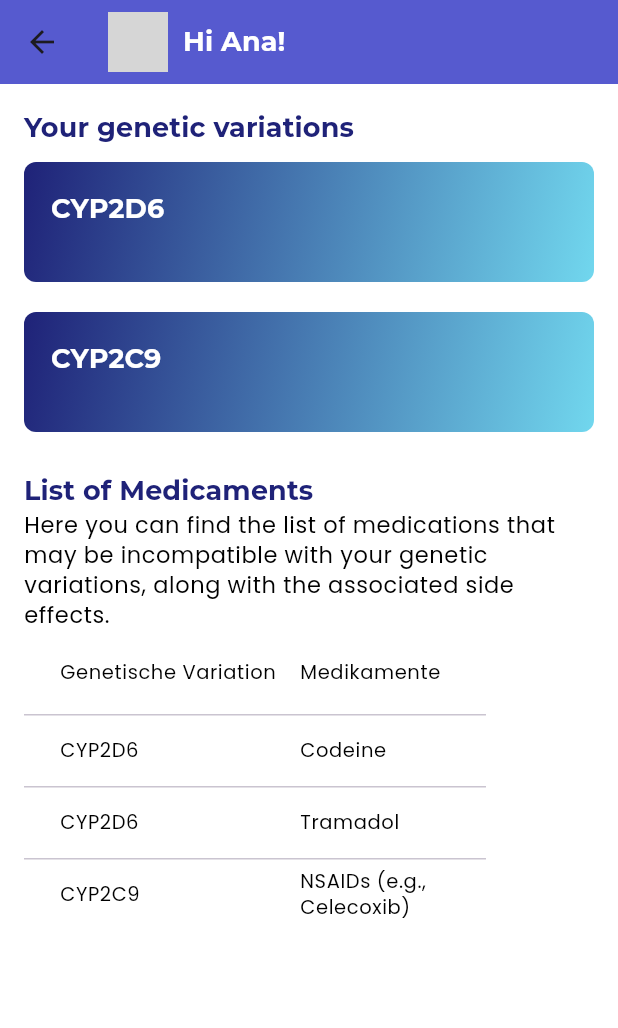
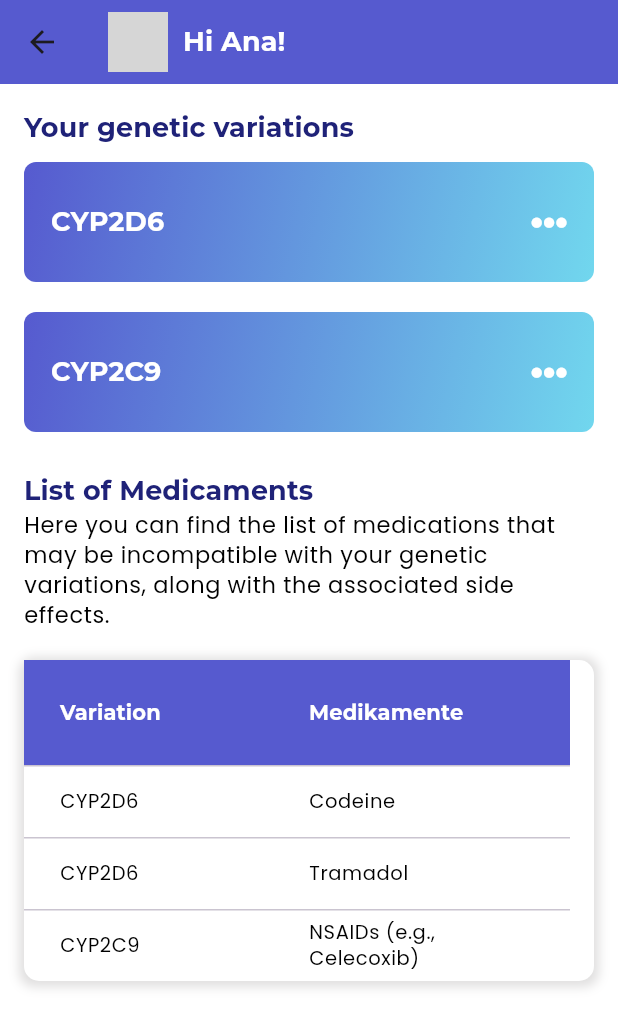
Before and after one commit to veroscsj4/app-for-public-health, a Flutter app: the HomePage screen opened directly, on a phone screen of 412 x 824 dp. Shown: the top 1028 px of the screen. Run offline on Flutter 3.47's test engine with Material 3 defaults, Android fonts, the phone set to English and light mode, and no system bars; our stand-ins replace font_awesome_flutter, get, google_fonts; grey boxes are pictures that could not be loaded.

Commit message:
Subpages - Design Anpassungen

```diff
--- a/mobile_app_for_public_health/lib/src/constants/styles.dart
+++ b/mobile_app_for_public_health/lib/src/constants/styles.dart
@@ -3,12 +3,12 @@ import 'package:google_fonts/google_fonts.dart';
 
 /* List of Colors */
 
-const primaryColor = Color(0xFF565ACF);
-const secondaryColor = Color(0xFFF17732);
-const blackColor = Color(0xFF000000);
-const whiteColor = Color(0xFFFFFFFF);
-const textColor = Color.fromARGB(255, 0, 0, 0);
-const titleColor = Color(0xFF1F2278);
+const primaryColor = const Color(0xFF565ACF);
+const secondaryColor = const Color(0xFFF17732);
+const blackColor = const Color(0xFF000000);
+const whiteColor = const Color(0xFFFFFFFF);
+const textColor = const Color.fromARGB(255, 0, 0, 0);
+const titleColor = const Color(0xFF1F2278);
 
 /* Sizes */
 
--- a/mobile_app_for_public_health/lib/src/screens/main/home_page.dart
+++ b/mobile_app_for_public_health/lib/src/screens/main/home_page.dart
@@ -1,5 +1,7 @@
 import 'package:flutter/material.dart';
+import 'package:font_awesome_flutter/font_awesome_flutter.dart';
 import 'package:get/get.dart';
+import '../../constants/styles.dart';
 import 'package:mobile_app_for_public_health/src/data/genome_variant_medicament.dart';
 import 'package:mobile_app_for_public_health/src/data/genome_variant.dart';
 import 'dart:convert';
@@ -114,7 +116,7 @@ class _HomePageState extends State<HomePage> {
               'Your genetic variations',
               style: Theme.of(context).textTheme.titleSmall,
             ),
-
+            // Show Variants in Container
             if (filteredMedicaments.isNotEmpty)
               ...(() {
                 Set<String> uniqueGeneVariants = Set<String>();
@@ -138,20 +140,27 @@ class _HomePageState extends State<HomePage> {
                           borderRadius: BorderRadius.circular(8.0),
                           gradient: LinearGradient(
                             colors: [
-                              Color(0xFF1F2278),
+                              primaryColor,
                               Color.fromARGB(255, 113, 215, 238),
                             ],
                             begin: Alignment.topLeft,
                             end: Alignment.bottomRight,
                           ),
                         ),
-                        child: Text(
+                        child: Row(
+                          mainAxisAlignment: MainAxisAlignment.spaceBetween,
+                          children: [
+                            Text(
                             medicament.geneVariant,
                             style:
                                 Theme.of(context).textTheme.titleSmall?.copyWith(
                                       color: Colors.white,
                                     ),
                             ),
+                          FaIcon(FontAwesomeIcons.ellipsisH, color: Colors.white),
+
+                          ]
+                        )
                       ),
                     ));
                   }
@@ -172,21 +181,37 @@ class _HomePageState extends State<HomePage> {
               'Here you can find the list of medications that may be incompatible with your genetic variations, along with the associated side effects.',
               style: Theme.of(context).textTheme.bodySmall,
             ),
-            // Table with Information
+            // Table with Medicine Information
             Container(
-              width: MediaQuery.of(context).size.width,
+              margin: EdgeInsets.only(top: 20.0, bottom: 8.0),
+              width: double.infinity,
+              decoration: BoxDecoration(
+                borderRadius: BorderRadius.circular(10.0),
+                color: Colors.white,
+                boxShadow: [
+                  BoxShadow(
+                    color: Color.fromARGB(255, 224, 223, 223),
+                    blurRadius: 5.0,
+                    spreadRadius: 3.0,
+                    offset: Offset(0, 1),
+                  ),
+                ],
+              ),
               child: SingleChildScrollView(
                 scrollDirection: Axis.horizontal,
                 child: DataTable(
                   columnSpacing: 16.0, // Adjust the spacing between columns
+                  headingRowColor: MaterialStateColor.resolveWith((states) => primaryColor), // Header background color
+                  headingRowHeight: 70.0,
+                  //horizontalMargin: 100.0,
                   columns: [
                     DataColumn(
                       label: Text(
-                        'Genetische Variation',
+                        'Variation',
                         style: Theme.of(context)
                             .textTheme
-                            .bodySmall
-                            ?.copyWith(fontSize: 13),
+                            .titleSmall
+                            ?.copyWith(fontSize: 14, color: Colors.white),
                       ),
                     ),
                     DataColumn(
@@ -194,16 +219,10 @@ class _HomePageState extends State<HomePage> {
                         'Medikamente',
                         style: Theme.of(context)
                             .textTheme
-                            .bodySmall
-                            ?.copyWith(fontSize: 13),
+                            .titleSmall
+                            ?.copyWith(fontSize: 14,  color: Colors.white),
                       ),
                     ),
-                    /*DataColumn(
-          label: Text(
-            'Information',
-            style: Theme.of(context).textTheme.bodySmall?.copyWith(fontSize: 13),
-          ),
-        ),*/
                   ],
                   rows: filteredMedicaments
                       .map(
@@ -216,8 +235,7 @@ class _HomePageState extends State<HomePage> {
                                   //Get.to(MedicineDescription(filteredMedicaments.drugs.toString()));
                                 },
                                 child: Container(
-                                  width:
-                                      80, // Set the max width for the first column
+                                  width: 150, // Set the max width for the first column
                                   child: Text(
                                     filteredMedicaments.geneVariant,
                                     style: Theme.of(context)
@@ -232,11 +250,10 @@ class _HomePageState extends State<HomePage> {
                               GestureDetector(
                                 onTap: () {
                                   // Navigate to the subpage with the medicine name
-                                  Get.to(MedicineDescription(filteredMedicaments.drugs.toString()));
+                                  //Get.to(MedicineDescription(filteredMedicaments.drugs.toString()));
                                 },
                               child:Container(
-                                width:
-                                    100, // Set the max width for the second column
+                                width: 150, // Set the max width for the second column
                                 child: Text(
                                   filteredMedicaments.drugs is List
                                       ? (filteredMedicaments.drugs
@@ -251,17 +268,6 @@ class _HomePageState extends State<HomePage> {
                               ),
                             ),
                           ),
-                            /*DataCell(
-              Container(
-                width: 150, // Set the max width for the third column
-                child: Text(
-                  filteredMedicaments.effectOnDrugResponse is List
-                      ? (filteredMedicaments.effectOnDrugResponse as List<String>).join(", ")
-                      : filteredMedicaments.effectOnDrugResponse.toString(),
-                  style: Theme.of(context).textTheme.bodySmall?.copyWith(fontSize: 13),
-                ),
-              ),
-            ),*/
                           ],
                         ),
                       )
--- a/mobile_app_for_public_health/pubspec.yaml
+++ b/mobile_app_for_public_health/pubspec.yaml
@@ -28,6 +28,7 @@ environment:
 # the latest version available on pub.dev. To see which dependencies have newer
 # versions available, run `flutter pub outdated`.
 dependencies:
+  font_awesome_flutter: ^9.0.0
   flutter:
     sdk: flutter
   http: ^1.1.0
```
Also changed, not shown: mobile_app_for_public_health/pubspec.lock. Lines whose indentation alone changed are shown as unchanged.
